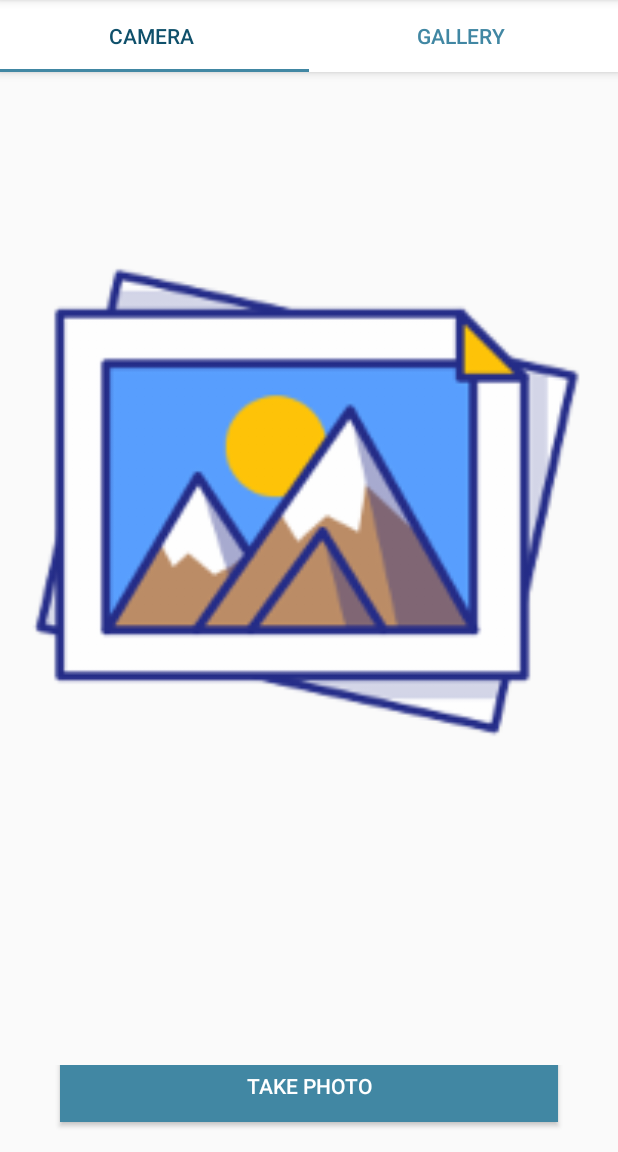
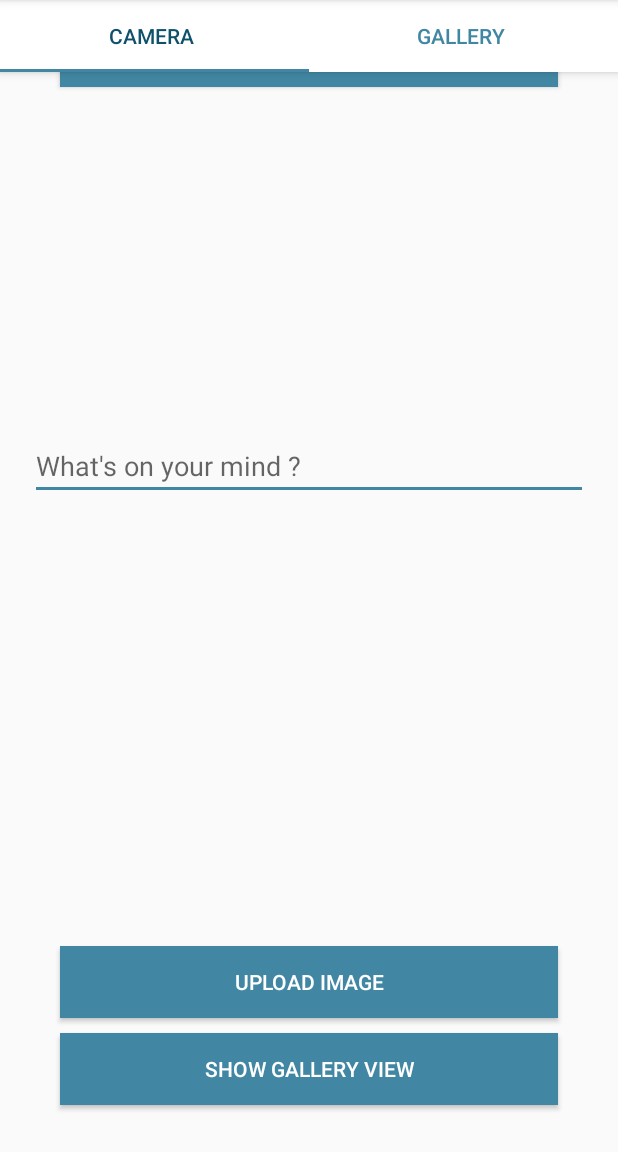
Before and after one commit to Ezzaz/TourLog, an Android app: the fragment GalleryFragmentOne placed in its activity, in the side drawer, after a tap on "My Gallery", on a phone screen of 412 x 824 dp, the part 84-1236 px from its top. Run offline under Robolectric (Android 15) with nearby library versions, the phone set to English and light mode, and no system bars; our stand-ins replace Firebase (no records; nobody signed in at launch, a user with empty details on screens opened directly), Picasso; libraries missing offline, so code that uses them is left out: com.facebook, com.firebase.ui; pictures from the network do not load; Roboto replaces fonts that are not available here; 2 statements that could not run were skipped.

Commit message:
Final submission

```diff
--- a/app/src/main/java/com/tour_log/tourlog/gallery/GalleryFragmentTwo.java
+++ b/app/src/main/java/com/tour_log/tourlog/gallery/GalleryFragmentTwo.java
@@ -1,35 +1,36 @@
 package com.tour_log.tourlog.gallery;
 
 
-import android.content.Context;
+import android.app.Activity;
+import android.app.ProgressDialog;
+
 import android.os.Bundle;
 import android.support.v4.app.Fragment;
-import android.support.v7.widget.LinearLayoutManager;
-import android.support.v7.widget.RecyclerView;
-import android.util.Log;
 import android.view.LayoutInflater;
 import android.view.View;
 import android.view.ViewGroup;
+import android.widget.ListView;
 
+import com.google.firebase.database.DataSnapshot;
+import com.google.firebase.database.DatabaseError;
+import com.google.firebase.database.DatabaseReference;
+import com.google.firebase.database.FirebaseDatabase;
+import com.google.firebase.database.ValueEventListener;
 import com.tour_log.tourlog.R;
-import com.tour_log.tourlog.weather.WeatherForecastAdapter;
-import com.tour_log.tourlog.weather.WeatherForecastResponse;
-import com.tour_log.tourlog.weather.WeatherForecastService;
-import com.tour_log.tourlog.weather.WeatherFragmentOne;
 
+import java.util.ArrayList;
 import java.util.List;
-
-import retrofit2.Call;
-import retrofit2.Callback;
-import retrofit2.Response;
-import retrofit2.Retrofit;
-import retrofit2.converter.gson.GsonConverterFactory;
 
 /**
  * A simple {@link Fragment} subclass.
  */
 public class GalleryFragmentTwo extends Fragment {
 
+    private DatabaseReference rootReference;
+    private List<GalleryImg>imgList;
+    private ListView listView;
+    private GalleryAdapter imageListAdapter;
+    private ProgressDialog progressDialog;
 
     public GalleryFragmentTwo () {
         // Required empty public constructor
@@ -42,6 +43,36 @@ public class GalleryFragmentTwo extends Fragment {
         // Inflate the layout for this fragment
         View view = inflater.inflate(R.layout.fragment_gallery_fragment_two, container, false);
 
+        imgList=new ArrayList<> ();
+        listView=(ListView)view.findViewById (R.id.list_view);
+        progressDialog=new ProgressDialog(getContext ());
+        progressDialog.setMessage ( "Please wait for loading images..." );
+        progressDialog.show ();
+
+        rootReference= FirebaseDatabase.getInstance ().getReference (GalleryFragmentOne.FB_DATABASE_PATH);
+        rootReference.addValueEventListener (new ValueEventListener ( ) {
+            @Override
+            public void onDataChange ( DataSnapshot dataSnapshot ) {
+
+                progressDialog.dismiss ();
+
+                for (DataSnapshot snapshot: dataSnapshot.getChildren ()){
+                    GalleryImg imageUpload=snapshot.getValue (GalleryImg.class);
+                    imgList.add ( imageUpload);
+                }
+
+                imageListAdapter=new GalleryAdapter((Activity) getContext (),R.layout.fragment_gallery_image_item,imgList);
+                listView.setAdapter (imageListAdapter);
+
+            }
+
+            @Override
+            public void onCancelled ( DatabaseError databaseError ) {
+
+            progressDialog.dismiss ();
+            }
+        });
+
         return view;
     }
 
--- a/app/src/main/res/layout/event_single_row.xml
+++ b/app/src/main/res/layout/event_single_row.xml
@@ -1,7 +1,7 @@
 <?xml version="1.0" encoding="utf-8"?>
 <android.support.v7.widget.CardView xmlns:android="http://schemas.android.com/apk/res/android"
     android:layout_width="match_parent"
-    android:layout_height="match_parent"
+    android:layout_height="wrap_content"
     xmlns:app="http://schemas.android.com/apk/res-auto"
     app:cardElevation="7dp"
     android:layout_margin="5dp"
--- a/app/src/main/res/layout/fragment_gallery_fragment_one.xml
+++ b/app/src/main/res/layout/fragment_gallery_fragment_one.xml
@@ -8,52 +8,70 @@
     <LinearLayout
         android:orientation="vertical"
         android:layout_width="match_parent"
-        android:layout_height="match_parent"
-        android:weightSum="100">
+        android:layout_height="wrap_content">
+
+        <Button
+            android:id="@+id/button_takephoto"
+            android:layout_width="match_parent"
+            android:layout_height="wrap_content"
+            android:background="@color/colorPrimary"
+            android:textColor="#FFFFFF"
+            android:text="Choose photo"
+            android:layout_marginLeft="40dp"
+            android:layout_marginRight="40dp"
+            android:layout_marginTop="10dp"
+            android:layout_marginBottom="20dp"
+            android:onClick="btntakephoto_click"/>
 
         <ImageView
-            android:id="@+id/momentImg"
-            android:layout_marginLeft="10dp"
-            android:layout_marginRight="10dp"
-            android:layout_marginTop="25dp"
-            android:layout_weight="80"
+            android:id="@+id/image_view"
+            android:layout_width="200dp"
+            android:layout_height="200dp"
+            android:layout_gravity="center"/>
+
+        <EditText
+            android:id="@+id/edit_text"
             android:layout_width="match_parent"
             android:layout_height="wrap_content"
-            android:src="@drawable/dummyphoto"
-            />
+            android:hint="What's on your mind ?"
+            android:textSize="18dp"
+            android:textColor="#0040FF"
+            android:layout_marginLeft="20dp"
+            android:layout_marginRight="20dp"
+            android:layout_marginTop="10dp"/>
+
     </LinearLayout>
 
 
     <LinearLayout
+        android:layout_width="match_parent"
+        android:layout_height="147dp"
         android:layout_gravity="bottom"
-        android:orientation="horizontal"
-        android:layout_width="match_parent"
-        android:layout_height="wrap_content">
+        android:orientation="vertical">
+
         <Button
-            android:layout_weight="1"
-            android:visibility="gone"
-            android:id="@+id/momentClose"
-            android:layout_gravity="bottom"
+            android:id="@+id/button_uploadimage"
+            android:layout_width="match_parent"
+            android:layout_height="wrap_content"
             android:layout_marginLeft="40dp"
             android:layout_marginRight="40dp"
-            android:layout_marginBottom="10dp"
-            android:textColor="#ffffff"
+            android:layout_marginTop="10dp"
             android:background="@color/colorPrimary"
-            android:text="Close"
+            android:onClick="btnuploadimage_click"
+            android:text="Upload Image"
+            android:textColor="#FFFFFF" />
+
+        <Button
+            android:id="@+id/button_listimage"
             android:layout_width="match_parent"
-            android:layout_height="wrap_content" />
-        <Button
-            android:layout_weight="1"
-            android:id="@+id/momentTake"
-            android:layout_gravity="bottom"
+            android:layout_height="wrap_content"
             android:layout_marginLeft="40dp"
             android:layout_marginRight="40dp"
-            android:layout_marginBottom="10dp"
-            android:textColor="#ffffff"
+            android:layout_marginTop="10dp"
             android:background="@color/colorPrimary"
-            android:text="Take Photo"
-            android:layout_width="match_parent"
-            android:layout_height="wrap_content" />
+            android:onClick="btnlistimage_click"
+            android:text="Show Gallery View"
+            android:textColor="#FFFFFF" />
 
     </LinearLayout>
 </FrameLayout>
```
Also changed, not shown: app/build.gradle (+4 -20 lines), app/src/main/java/com/tour_log/tourlog/gallery/GalleryAdapter.java (+43 -1 lines), app/src/main/java/com/tour_log/tourlog/gallery/GalleryFragmentOne.java (+79 -95 lines), app/src/main/java/com/tour_log/tourlog/gallery/GalleryImg.java (+12 -10 lines), app/src/main/res/layout/fragment_gallery_fragment_two.xml (+14 -0 lines).
